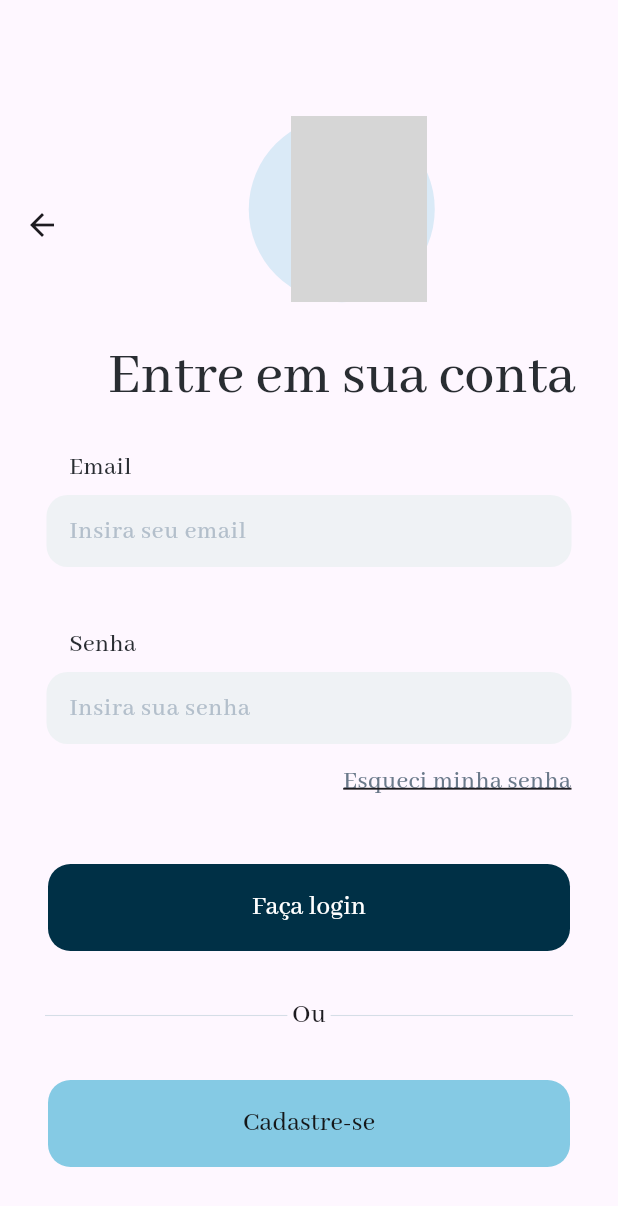
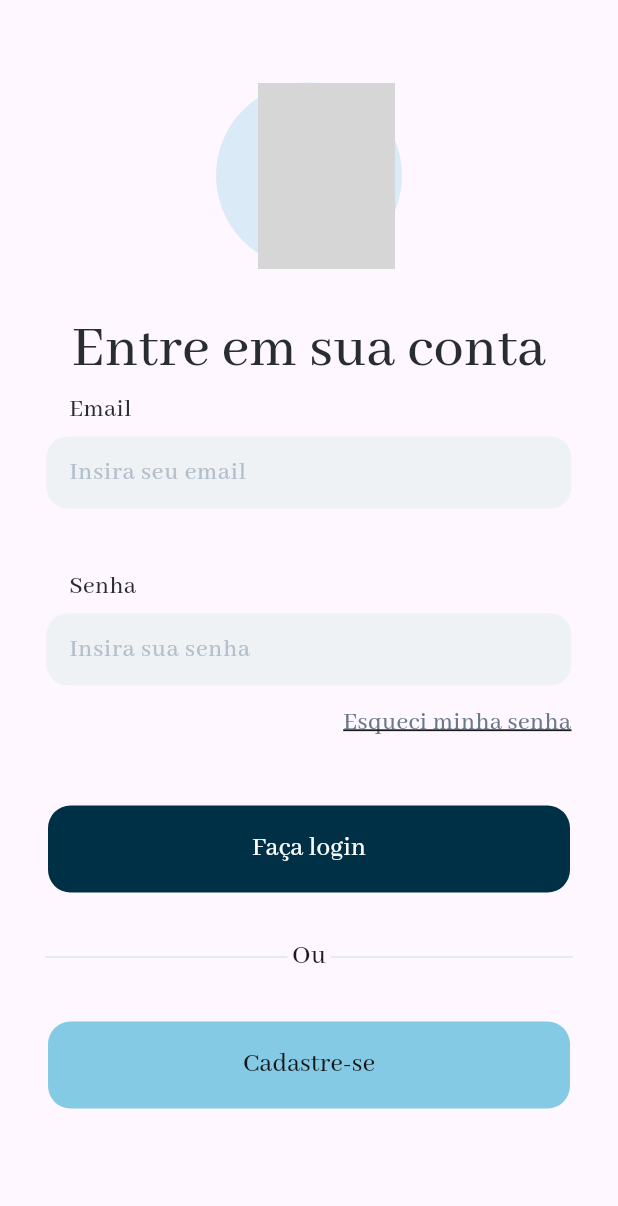
Before and after one commit to renanvolpe/family-farming-app, a Flutter app: the LoginPage screen opened directly, on a phone screen of 412 x 824 dp. Shown: the top 1206 px of the screen. Run offline on Flutter 3.47's test engine with Material 2 defaults, Android fonts, the phone set to English and light mode, and no system bars; our stand-ins replace another_flushbar, flutter_map, geolocator, latlong2; statements that could not run were skipped; grey boxes are pictures that could not be loaded.

Commit message:
solve some modifications

```diff
--- a/lib/modules/authentication/pages/login_page.dart
+++ b/lib/modules/authentication/pages/login_page.dart
@@ -18,13 +18,10 @@ class _LoginPageState extends State<LoginPage> {
   Widget build(BuildContext context) {
     return Scaffold(
       resizeToAvoidBottomInset: false,
-      appBar: AppBar(
-        primary: false,
-        elevation: 0,
-        backgroundColor: const Color.fromRGBO(0, 0, 0, 0),
-        centerTitle: true,
-        toolbarHeight: 300,
-        title: Column(
+      body: SingleChildScrollView(
+        child: Column(
+          children: [
+            Column(
               children: [
                 Container(
                   width: 124.0,
@@ -38,7 +35,7 @@ class _LoginPageState extends State<LoginPage> {
                     margin: const EdgeInsets.only(left: 28, right: 5),
                     decoration: const BoxDecoration(
                       image: DecorationImage(
-                    image: AssetImage('lib/core/images/placeholder.png'),
+                        image: AssetImage('images/placeholder.png'),
                         fit: BoxFit.fitWidth,
                       ),
                     ),
@@ -57,9 +54,6 @@ class _LoginPageState extends State<LoginPage> {
                 ),
               ],
             ),
-      ),
-      body: Column(
-        children: [
             Container(
               margin: const EdgeInsets.only(right: 150, bottom: 5),
               child: const SizedBox(
@@ -256,6 +250,7 @@ class _LoginPageState extends State<LoginPage> {
             ),
           ],
         ),
+      ),
     );
   }
 }
--- a/lib/modules/home/pages/home_main.dart
+++ b/lib/modules/home/pages/home_main.dart
@@ -1,9 +1,7 @@
-import 'package:another_flushbar/flushbar.dart';
 import 'package:flutter/material.dart';
-import 'package:organaki_app/modules/home/pages/home_account_page.dart';
+import 'package:organaki_app/modules/authentication/pages/login_page.dart';
 import 'package:organaki_app/modules/home/pages/home_map_page.dart';
 import 'package:organaki_app/modules/home/pages/home_orders_page.dart';
-import 'package:geolocator/geolocator.dart';
 
 class HomeMain extends StatefulWidget {
   const HomeMain({Key? key}) : super(key: key);
@@ -43,10 +41,8 @@ class _HomeMainState extends State<HomeMain> {
   final List<Widget> children = [
     const HomeMapPage(),
     const HomeOrdersPage(),
-    const HomeAccountPage(),
+    const LoginPage(),
   ];
-
-
 
   @override
   Widget build(BuildContext context) {
```
Also changed, not shown: lib/core/images/placeholder.png (deleted). Lines whose indentation alone changed are shown as unchanged.
